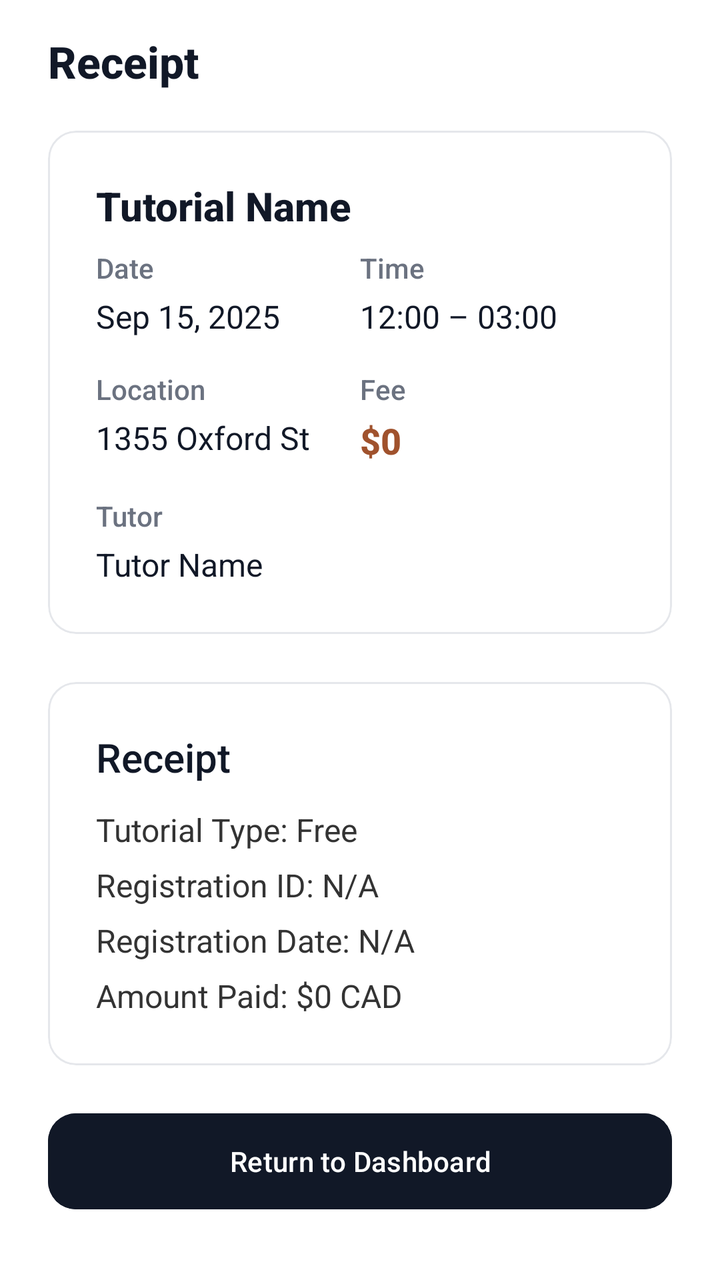
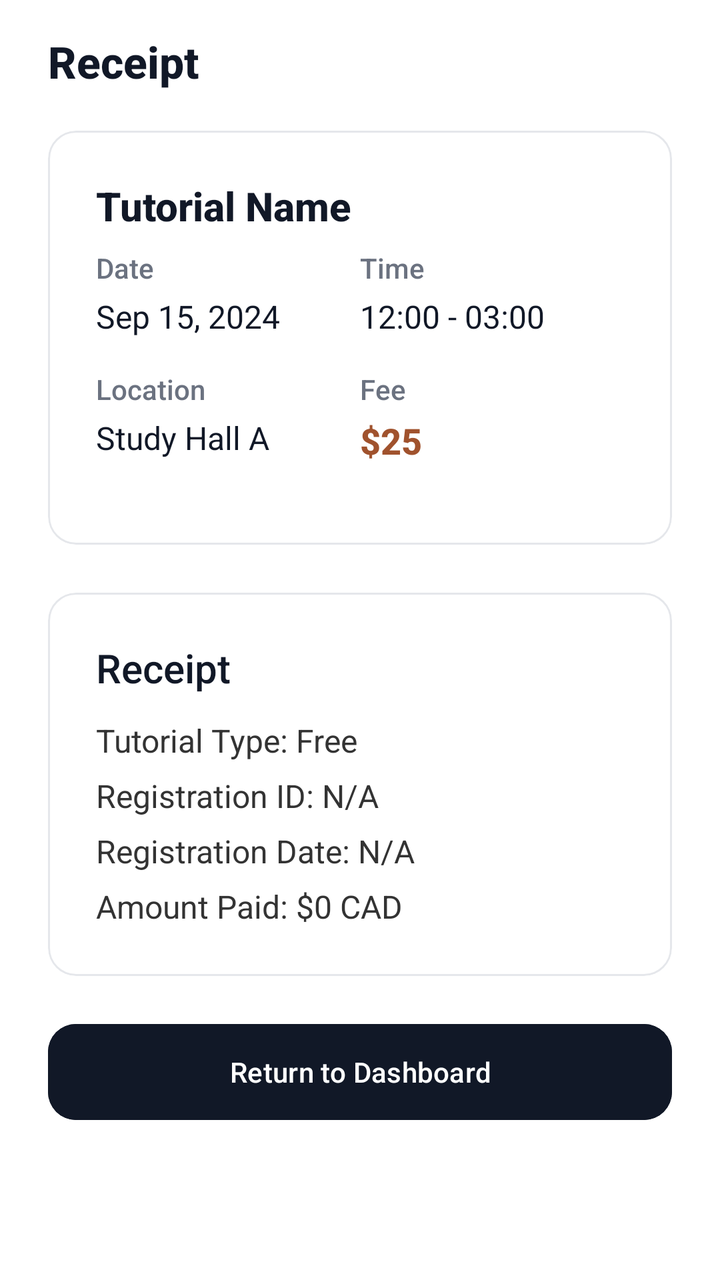

Before-and-after screenshots of an Android layout around one commit, followed by the original layout XML and the change that was made.
<!-- AndroidManifest.xml: application theme Theme.Csci3130Group1 -->
<!-- res/layout/activity_registration_confirmation.xml -->
<?xml version="1.0" encoding="utf-8"?>
<ScrollView xmlns:android="http://schemas.android.com/apk/res/android"
    xmlns:app="http://schemas.android.com/apk/res-auto"
    android:layout_width="match_parent"
    android:layout_height="match_parent"
    android:background="#FFFFFF"
    android:fillViewport="true">

    <LinearLayout
        android:layout_width="match_parent"
        android:layout_height="wrap_content"
        android:orientation="vertical"
        android:paddingHorizontal="24dp"
        android:paddingTop="16dp"
        android:paddingBottom="32dp"
        android:gravity="start">

        
        <TextView
            android:id="@+id/confirmation_text"
            android:layout_width="wrap_content"
            android:layout_height="wrap_content"
            android:text="Receipt"
            android:textSize="22sp"
            android:fontFamily="sans-serif-medium"
            android:textStyle="bold"
            android:textColor="#111827"
            android:layout_marginBottom="20dp" />

        
        <com.google.android.material.card.MaterialCardView
            android:layout_width="match_parent"
            android:layout_height="wrap_content"
            android:layout_marginBottom="24dp"
            app:cardCornerRadius="14dp"
            app:cardElevation="0dp"
            app:cardBackgroundColor="#FFFFFF"
            app:strokeColor="#E5E7EB"
            app:strokeWidth="1dp">

            <LinearLayout
                android:layout_width="match_parent"
                android:layout_height="wrap_content"
                android:orientation="vertical"
                android:padding="24dp">

                
                <TextView
                    android:id="@+id/receiptTutorialName"
                    android:layout_width="match_parent"
                    android:layout_height="wrap_content"
                    android:text="Tutorial Name"
                    android:textSize="20sp"
                    android:textStyle="bold"
                    android:textColor="#111827"
                    android:fontFamily="sans-serif-medium"
                    android:layout_marginBottom="8dp"/>

                
                <TextView
                    android:id="@+id/receiptTutorialSubject"
                    android:layout_width="match_parent"
                    android:layout_height="wrap_content"
                    android:text="Subject"
                    android:textSize="14sp"
                    android:textColor="#6B7280"
                    android:fontFamily="sans-serif-medium"
                    android:layout_marginBottom="20dp"
                    android:visibility="gone"/>

                
                <LinearLayout
                    android:layout_width="match_parent"
                    android:layout_height="wrap_content"
                    android:orientation="horizontal"
                    android:layout_marginBottom="16dp">

                    <LinearLayout
                        android:layout_width="0dp"
                        android:layout_height="wrap_content"
                        android:layout_weight="1"
                        android:orientation="vertical">

                        <TextView
                            android:layout_width="wrap_content"
                            android:layout_height="wrap_content"
                            android:text="Date"
                            android:textSize="14sp"
                            android:textColor="#6B7280"
                            android:fontFamily="sans-serif-medium"/>

                        <TextView
                            android:id="@+id/receiptTutorialDate"
                            android:layout_width="wrap_content"
                            android:layout_height="wrap_content"
                            android:text="Sep 15, 2025"
                            android:textSize="16sp"
                            android:textColor="#111827"
                            android:fontFamily="sans-serif"
                            android:layout_marginTop="4dp"/>
                    </LinearLayout>

                    <LinearLayout
                        android:layout_width="0dp"
                        android:layout_height="wrap_content"
                        android:layout_weight="1"
                        android:orientation="vertical">

                        <TextView
                            android:layout_width="wrap_content"
                            android:layout_height="wrap_content"
                            android:text="Time"
                            android:textSize="14sp"
                            android:textColor="#6B7280"
                            android:fontFamily="sans-serif-medium"/>

                        <TextView
                            android:id="@+id/receiptTutorialTime"
                            android:layout_width="wrap_content"
                            android:layout_height="wrap_content"
                            android:text="12:00 – 03:00"
                            android:textSize="16sp"
                            android:textColor="#111827"
                            android:fontFamily="sans-serif"
                            android:layout_marginTop="4dp"/>
                    </LinearLayout>
                </LinearLayout>

                
                <LinearLayout
                    android:layout_width="match_parent"
                    android:layout_height="wrap_content"
                    android:orientation="horizontal"
                    android:layout_marginBottom="16dp">

                    <LinearLayout
                        android:layout_width="0dp"
                        android:layout_height="wrap_content"
                        android:layout_weight="1"
                        android:orientation="vertical">

                        <TextView
                            android:layout_width="wrap_content"
                            android:layout_height="wrap_content"
                            android:text="Location"
                            android:textSize="14sp"
                            android:textColor="#6B7280"
                            android:fontFamily="sans-serif-medium"/>

                        <TextView
                            android:id="@+id/receiptTutorialLocation"
                            android:layout_width="wrap_content"
                            android:layout_height="wrap_content"
                            android:text="1355 Oxford St"
                            android:textSize="16sp"
                            android:textColor="#111827"
                            android:fontFamily="sans-serif"
                            android:layout_marginTop="4dp"/>
                    </LinearLayout>

                    <LinearLayout
                        android:layout_width="0dp"
                        android:layout_height="wrap_content"
                        android:layout_weight="1"
                        android:orientation="vertical">

                        <TextView
                            android:layout_width="wrap_content"
                            android:layout_height="wrap_content"
                            android:text="Fee"
                            android:textSize="14sp"
                            android:textColor="#6B7280"
                            android:fontFamily="sans-serif-medium"/>

                        <TextView
                            android:id="@+id/receiptTutorialFee"
                            android:layout_width="wrap_content"
                            android:layout_height="wrap_content"
                            android:text="$0"
                            android:textSize="18sp"
                            android:textStyle="bold"
                            android:textColor="#A0522D"
                            android:fontFamily="sans-serif-medium"
                            android:layout_marginTop="4dp"/>
                    </LinearLayout>
                </LinearLayout>

                
                <LinearLayout
                    android:layout_width="match_parent"
                    android:layout_height="wrap_content"
                    android:orientation="vertical">

                    <TextView
                        android:layout_width="wrap_content"
                        android:layout_height="wrap_content"
                        android:text="Tutor"
                        android:textSize="14sp"
                        android:textColor="#6B7280"
                        android:fontFamily="sans-serif-medium"/>

                    <TextView
                        android:id="@+id/receiptTutorName"
                        android:layout_width="wrap_content"
                        android:layout_height="wrap_content"
                        android:text="Tutor Name"
                        android:textSize="16sp"
                        android:textColor="#111827"
                        android:fontFamily="sans-serif"
                        android:layout_marginTop="4dp"/>
                </LinearLayout>
            </LinearLayout>
        </com.google.android.material.card.MaterialCardView>

        
        <com.google.android.material.card.MaterialCardView
            android:layout_width="match_parent"
            android:layout_height="wrap_content"
            android:layout_marginBottom="24dp"
            app:cardCornerRadius="14dp"
            app:cardElevation="0dp"
            app:cardBackgroundColor="#FFFFFF"
            app:strokeColor="#E5E7EB"
            app:strokeWidth="1dp">

            <LinearLayout
                android:layout_width="match_parent"
                android:layout_height="wrap_content"
                android:orientation="vertical"
                android:padding="24dp">

                <TextView
                    android:layout_width="match_parent"
                    android:layout_height="wrap_content"
                    android:text="Receipt"
                    android:textSize="20sp"
                    android:fontFamily="sans-serif-medium"
                    android:textColor="#111827"
                    android:layout_marginBottom="12dp" />

                <LinearLayout
                    android:layout_width="match_parent"
                    android:layout_height="wrap_content"
                    android:orientation="vertical">

                    <TextView
                        android:id="@+id/receiptType"
                        android:layout_width="match_parent"
                        android:layout_height="wrap_content"
                        android:text="Tutorial Type: Free"
                        android:textSize="16sp"
                        android:textColor="#333333"/>

                    <TextView
                        android:id="@+id/receiptId"
                        android:layout_width="match_parent"
                        android:layout_height="wrap_content"
                        android:text="Registration ID: N/A"
                        android:textSize="16sp"
                        android:textColor="#333333"
                        android:layout_marginTop="6dp"/>

                    <TextView
                        android:id="@+id/receiptDate"
                        android:layout_width="match_parent"
                        android:layout_height="wrap_content"
                        android:text="Registration Date: N/A"
                        android:textSize="16sp"
                        android:textColor="#333333"
                        android:layout_marginTop="6dp"/>

                    <TextView
                        android:id="@+id/receiptAmount"
                        android:layout_width="match_parent"
                        android:layout_height="wrap_content"
                        android:text="Amount Paid: $0 CAD"
                        android:textSize="16sp"
                        android:textColor="#333333"
                        android:layout_marginTop="6dp"/>
                </LinearLayout>
            </LinearLayout>
        </com.google.android.material.card.MaterialCardView>

        
        <com.google.android.material.button.MaterialButton
            android:id="@+id/done_button"
            style="@style/Widget.Material3.Button"
            android:layout_width="match_parent"
            android:layout_height="wrap_content"
            android:text="Return to Dashboard"
            android:textAllCaps="false"
            android:textColor="#FFFFFF"
            android:insetTop="0dp"
            android:insetBottom="0dp"
            app:cornerRadius="14dp"
            android:backgroundTint="#111827" />

    </LinearLayout>
</ScrollView>
<!-- resources referenced by this layout -->
<resources>
  <style name="Theme.Csci3130Group1" parent="Base.Theme.Csci3130Group1" />
  <style name="Base.Theme.Csci3130Group1" parent="Theme.Material3.DayNight.NoActionBar">
          
          <item name="colorPrimary">#111827</item>
          <item name="colorOnPrimary">#FFFFFF</item>
          <item name="colorSecondary">#6B7280</item>
          <item name="colorOnSecondary">#FFFFFF</item>
          
          <item name="colorPrimaryContainer">#F3F4F6</item>
          <item name="colorOnPrimaryContainer">#111827</item>
          <item name="colorSecondaryContainer">#F3F4F6</item>
          <item name="colorOnSecondaryContainer">#111827</item>
          <item name="colorTertiary">#9CA3AF</item>
          <item name="colorSurface">#FFFFFF</item>
          <item name="colorOnSurface">#111827</item>
          <item name="colorOutline">#E5E7EB</item>
          <item name="android:navigationBarColor">#FFFFFF</item>
          <item name="android:statusBarColor">#FFFFFF</item>
      </style>
</resources>

<!-- the commit's change to res/layout/activity_registration_confirmation.xml (unified diff, before → after) -->
@@ -28,189 +28,7 @@
             android:layout_marginBottom="20dp" />
 
         
-        <com.google.android.material.card.MaterialCardView
-            android:layout_width="match_parent"
-            android:layout_height="wrap_content"
-            android:layout_marginBottom="24dp"
-            app:cardCornerRadius="14dp"
-            app:cardElevation="0dp"
-            app:cardBackgroundColor="#FFFFFF"
-            app:strokeColor="#E5E7EB"
-            app:strokeWidth="1dp">
-
-            <LinearLayout
-                android:layout_width="match_parent"
-                android:layout_height="wrap_content"
-                android:orientation="vertical"
-                android:padding="24dp">
-
-                
-                <TextView
-                    android:id="@+id/receiptTutorialName"
-                    android:layout_width="match_parent"
-                    android:layout_height="wrap_content"
-                    android:text="Tutorial Name"
-                    android:textSize="20sp"
-                    android:textStyle="bold"
-                    android:textColor="#111827"
-                    android:fontFamily="sans-serif-medium"
-                    android:layout_marginBottom="8dp"/>
-
-                
-                <TextView
-                    android:id="@+id/receiptTutorialSubject"
-                    android:layout_width="match_parent"
-                    android:layout_height="wrap_content"
-                    android:text="Subject"
-                    android:textSize="14sp"
-                    android:textColor="#6B7280"
-                    android:fontFamily="sans-serif-medium"
-                    android:layout_marginBottom="20dp"
-                    android:visibility="gone"/>
-
-                
-                <LinearLayout
-                    android:layout_width="match_parent"
-                    android:layout_height="wrap_content"
-                    android:orientation="horizontal"
-                    android:layout_marginBottom="16dp">
-
-                    <LinearLayout
-                        android:layout_width="0dp"
-                        android:layout_height="wrap_content"
-                        android:layout_weight="1"
-                        android:orientation="vertical">
-
-                        <TextView
-                            android:layout_width="wrap_content"
-                            android:layout_height="wrap_content"
-                            android:text="Date"
-                            android:textSize="14sp"
-                            android:textColor="#6B7280"
-                            android:fontFamily="sans-serif-medium"/>
-
-                        <TextView
-                            android:id="@+id/receiptTutorialDate"
-                            android:layout_width="wrap_content"
-                            android:layout_height="wrap_content"
-                            android:text="Sep 15, 2025"
-                            android:textSize="16sp"
-                            android:textColor="#111827"
-                            android:fontFamily="sans-serif"
-                            android:layout_marginTop="4dp"/>
-                    </LinearLayout>
-
-                    <LinearLayout
-                        android:layout_width="0dp"
-                        android:layout_height="wrap_content"
-                        android:layout_weight="1"
-                        android:orientation="vertical">
-
-                        <TextView
-                            android:layout_width="wrap_content"
-                            android:layout_height="wrap_content"
-                            android:text="Time"
-                            android:textSize="14sp"
-                            android:textColor="#6B7280"
-                            android:fontFamily="sans-serif-medium"/>
-
-                        <TextView
-                            android:id="@+id/receiptTutorialTime"
-                            android:layout_width="wrap_content"
-                            android:layout_height="wrap_content"
-                            android:text="12:00 – 03:00"
-                            android:textSize="16sp"
-                            android:textColor="#111827"
-                            android:fontFamily="sans-serif"
-                            android:layout_marginTop="4dp"/>
-                    </LinearLayout>
-                </LinearLayout>
-
-                
-                <LinearLayout
-                    android:layout_width="match_parent"
-                    android:layout_height="wrap_content"
-                    android:orientation="horizontal"
-                    android:layout_marginBottom="16dp">
-
-                    <LinearLayout
-                        android:layout_width="0dp"
-                        android:layout_height="wrap_content"
-                        android:layout_weight="1"
-                        android:orientation="vertical">
-
-                        <TextView
-                            android:layout_width="wrap_content"
-                            android:layout_height="wrap_content"
-                            android:text="Location"
-                            android:textSize="14sp"
-                            android:textColor="#6B7280"
-                            android:fontFamily="sans-serif-medium"/>
-
-                        <TextView
-                            android:id="@+id/receiptTutorialLocation"
-                            android:layout_width="wrap_content"
-                            android:layout_height="wrap_content"
-                            android:text="1355 Oxford St"
-                            android:textSize="16sp"
-                            android:textColor="#111827"
-                            android:fontFamily="sans-serif"
-                            android:layout_marginTop="4dp"/>
-                    </LinearLayout>
-
-                    <LinearLayout
-                        android:layout_width="0dp"
-                        android:layout_height="wrap_content"
-                        android:layout_weight="1"
-                        android:orientation="vertical">
-
-                        <TextView
-                            android:layout_width="wrap_content"
-                            android:layout_height="wrap_content"
-                            android:text="Fee"
-                            android:textSize="14sp"
-                            android:textColor="#6B7280"
-                            android:fontFamily="sans-serif-medium"/>
-
-                        <TextView
-                            android:id="@+id/receiptTutorialFee"
-                            android:layout_width="wrap_content"
-                            android:layout_height="wrap_content"
-                            android:text="$0"
-                            android:textSize="18sp"
-                            android:textStyle="bold"
-                            android:textColor="#A0522D"
-                            android:fontFamily="sans-serif-medium"
-                            android:layout_marginTop="4dp"/>
-                    </LinearLayout>
-                </LinearLayout>
-
-                
-                <LinearLayout
-                    android:layout_width="match_parent"
-                    android:layout_height="wrap_content"
-                    android:orientation="vertical">
-
-                    <TextView
-                        android:layout_width="wrap_content"
-                        android:layout_height="wrap_content"
-                        android:text="Tutor"
-                        android:textSize="14sp"
-                        android:textColor="#6B7280"
-                        android:fontFamily="sans-serif-medium"/>
-
-                    <TextView
-                        android:id="@+id/receiptTutorName"
-                        android:layout_width="wrap_content"
-                        android:layout_height="wrap_content"
-                        android:text="Tutor Name"
-                        android:textSize="16sp"
-                        android:textColor="#111827"
-                        android:fontFamily="sans-serif"
-                        android:layout_marginTop="4dp"/>
-                </LinearLayout>
-            </LinearLayout>
-        </com.google.android.material.card.MaterialCardView>
+        <include layout="@layout/component_tutorial_details_card" />
 
         
         <com.google.android.material.card.MaterialCardView
@@ -297,3 +115,259 @@
 
     </LinearLayout>
 </ScrollView>
+<!-- res/layout/component_tutorial_details_card.xml (included above) -->
+<?xml version="1.0" encoding="utf-8"?>
+<com.google.android.material.card.MaterialCardView xmlns:android="http://schemas.android.com/apk/res/android"
+    xmlns:app="http://schemas.android.com/apk/res-auto"
+    android:layout_width="match_parent"
+    android:layout_height="wrap_content"
+    android:layout_marginBottom="24dp"
+    app:cardCornerRadius="14dp"
+    app:cardElevation="0dp"
+    app:cardBackgroundColor="#FFFFFF"
+    app:strokeColor="#E5E7EB"
+    app:strokeWidth="1dp">
+
+    <LinearLayout
+        android:layout_width="match_parent"
+        android:layout_height="wrap_content"
+        android:orientation="vertical"
+        android:padding="24dp">
+
+        
+        <TextView
+            android:id="@+id/tutorialName"
+            android:layout_width="match_parent"
+            android:layout_height="wrap_content"
+            android:text="Tutorial Name"
+            android:textSize="20sp"
+            android:textStyle="bold"
+            android:textColor="#111827"
+            android:fontFamily="sans-serif-medium"
+            android:layout_marginBottom="8dp"/>
+
+        
+        <TextView
+            android:id="@+id/tutorialSubject"
+            android:layout_width="match_parent"
+            android:layout_height="wrap_content"
+            android:text="Subject"
+            android:textSize="14sp"
+            android:textColor="#6B7280"
+            android:fontFamily="sans-serif-medium"
+            android:layout_marginBottom="20dp"
+            android:visibility="gone"/>
+
+        
+        <LinearLayout
+            android:layout_width="match_parent"
+            android:layout_height="wrap_content"
+            android:orientation="vertical">
+
+            
+            <LinearLayout
+                android:layout_width="match_parent"
+                android:layout_height="wrap_content"
+                android:orientation="horizontal"
+                android:layout_marginBottom="16dp">
+
+                <LinearLayout
+                    android:layout_width="0dp"
+                    android:layout_height="wrap_content"
+                    android:layout_weight="1"
+                    android:orientation="vertical">
+
+                    <TextView
+                        android:layout_width="wrap_content"
+                        android:layout_height="wrap_content"
+                        android:text="Date"
+                        android:textSize="14sp"
+                        android:textColor="#6B7280"
+                        android:fontFamily="sans-serif-medium"/>
+
+                    <TextView
+                        android:id="@+id/tutorialDate"
+                        android:layout_width="wrap_content"
+                        android:layout_height="wrap_content"
+                        android:text="Sep 15, 2024"
+                        android:textSize="16sp"
+                        android:textColor="#111827"
+                        android:fontFamily="sans-serif"
+                        android:layout_marginTop="4dp"/>
+                </LinearLayout>
+
+                <LinearLayout
+                    android:layout_width="0dp"
+                    android:layout_height="wrap_content"
+                    android:layout_weight="1"
+                    android:orientation="vertical">
+
+                    <TextView
+                        android:layout_width="wrap_content"
+                        android:layout_height="wrap_content"
+                        android:text="Time"
+                        android:textSize="14sp"
+                        android:textColor="#6B7280"
+                        android:fontFamily="sans-serif-medium"/>
+
+                    <TextView
+                        android:id="@+id/tutorialTime"
+                        android:layout_width="wrap_content"
+                        android:layout_height="wrap_content"
+                        android:text="12:00 - 03:00"
+                        android:textSize="16sp"
+                        android:textColor="#111827"
+                        android:fontFamily="sans-serif"
+                        android:layout_marginTop="4dp"/>
+                </LinearLayout>
+            </LinearLayout>
+
+            
+            <LinearLayout
+                android:layout_width="match_parent"
+                android:layout_height="wrap_content"
+                android:orientation="horizontal"
+                android:layout_marginBottom="16dp">
+
+                <LinearLayout
+                    android:layout_width="0dp"
+                    android:layout_height="wrap_content"
+                    android:layout_weight="1"
+                    android:orientation="vertical">
+
+                    <TextView
+                        android:layout_width="wrap_content"
+                        android:layout_height="wrap_content"
+                        android:text="Location"
+                        android:textSize="14sp"
+                        android:textColor="#6B7280"
+                        android:fontFamily="sans-serif-medium"/>
+
+                    <TextView
+                        android:id="@+id/tutorialLocation"
+                        android:layout_width="wrap_content"
+                        android:layout_height="wrap_content"
+                        android:text="Study Hall A"
+                        android:textSize="16sp"
+                        android:textColor="#111827"
+                        android:fontFamily="sans-serif"
+                        android:layout_marginTop="4dp"/>
+                </LinearLayout>
+
+                <LinearLayout
+                    android:layout_width="0dp"
+                    android:layout_height="wrap_content"
+                    android:layout_weight="1"
+                    android:orientation="vertical">
+
+                    <TextView
+                        android:layout_width="wrap_content"
+                        android:layout_height="wrap_content"
+                        android:text="Fee"
+                        android:textSize="14sp"
+                        android:textColor="#6B7280"
+                        android:fontFamily="sans-serif-medium"/>
+
+                    <TextView
+                        android:id="@+id/tutorialFee"
+                        android:layout_width="wrap_content"
+                        android:layout_height="wrap_content"
+                        android:text="$25"
+                        android:textSize="18sp"
+                        android:textStyle="bold"
+                        android:textColor="#A0522D"
+                        android:fontFamily="sans-serif-medium"
+                        android:layout_marginTop="4dp"/>
+                </LinearLayout>
+            </LinearLayout>
+
+            
+            <LinearLayout
+                android:id="@+id/availabilityRow"
+                android:layout_width="match_parent"
+                android:layout_height="wrap_content"
+                android:orientation="horizontal"
+                android:layout_marginBottom="16dp"
+                android:visibility="gone">
+
+                <LinearLayout
+                    android:layout_width="0dp"
+                    android:layout_height="wrap_content"
+                    android:layout_weight="1"
+                    android:orientation="vertical">
+
+                    <TextView
+                        android:layout_width="wrap_content"
+                        android:layout_height="wrap_content"
+                        android:text="Capacity"
+                        android:textSize="14sp"
+                        android:textColor="#6B7280"
+                        android:fontFamily="sans-serif-medium"/>
+
+                    <TextView
+                        android:id="@+id/tutorialCapacity"
+                        android:layout_width="wrap_content"
+                        android:layout_height="wrap_content"
+                        android:text="—"
+                        android:textSize="16sp"
+                        android:textColor="#111827"
+                        android:fontFamily="sans-serif"
+                        android:layout_marginTop="4dp"/>
+                </LinearLayout>
+
+                <LinearLayout
+                    android:layout_width="0dp"
+                    android:layout_height="wrap_content"
+                    android:layout_weight="1"
+                    android:orientation="vertical">
+
+                    <TextView
+                        android:layout_width="wrap_content"
+                        android:layout_height="wrap_content"
+                        android:text="Spots left"
+                        android:textSize="14sp"
+                        android:textColor="#6B7280"
+                        android:fontFamily="sans-serif-medium"/>
+
+                    <TextView
+                        android:id="@+id/tutorialSpotsLeft"
+                        android:layout_width="wrap_content"
+                        android:layout_height="wrap_content"
+                        android:text="—"
+                        android:textSize="16sp"
+                        android:textColor="#111827"
+                        android:fontFamily="sans-serif"
+                        android:layout_marginTop="4dp"/>
+                </LinearLayout>
+            </LinearLayout>
+
+            
+            <LinearLayout
+                android:id="@+id/descriptionSection"
+                android:layout_width="match_parent"
+                android:layout_height="wrap_content"
+                android:orientation="vertical"
+                android:visibility="gone">
+
+                <TextView
+                    android:layout_width="wrap_content"
+                    android:layout_height="wrap_content"
+                    android:text="Description"
+                    android:textSize="14sp"
+                    android:textColor="#6B7280"
+                    android:fontFamily="sans-serif-medium"
+                    android:layout_marginBottom="8dp"/>
+
+                <TextView
+                    android:id="@+id/tutorialDescription"
+                    android:layout_width="match_parent"
+                    android:layout_height="wrap_content"
+                    android:text="Tutorial description goes here..."
+                    android:textSize="16sp"
+                    android:textColor="#111827"
+                    android:fontFamily="sans-serif"
+                    android:lineSpacingExtra="4dp"/>
+            </LinearLayout>
+        </LinearLayout>
+    </LinearLayout>
+</com.google.android.material.card.MaterialCardView>
